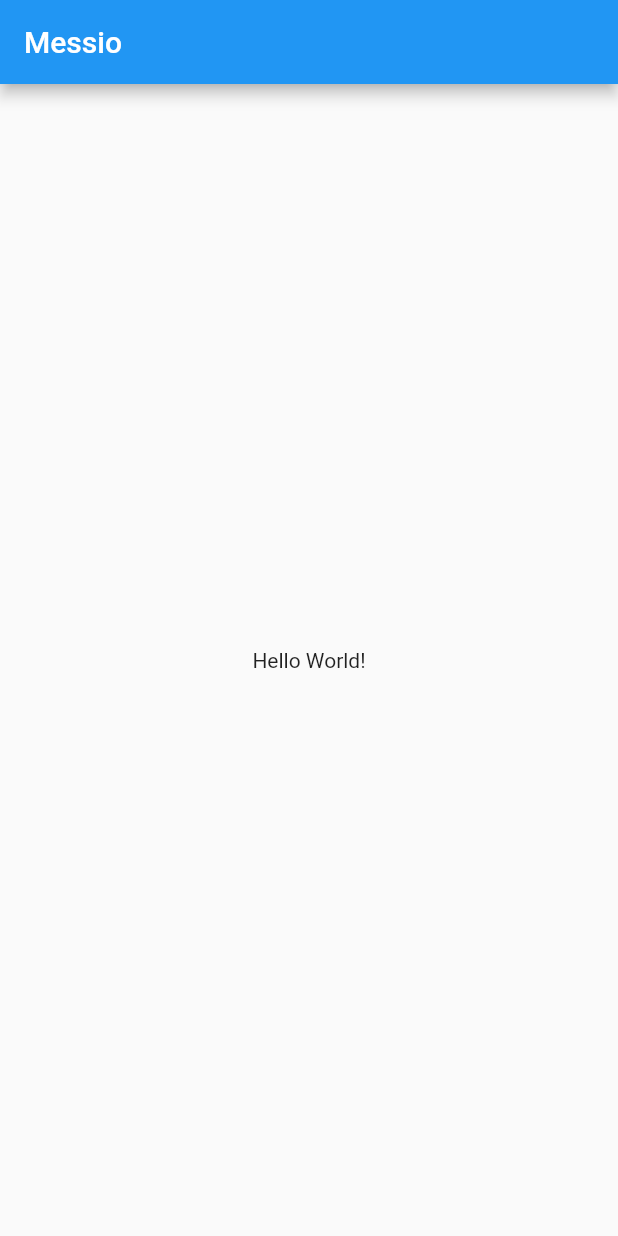
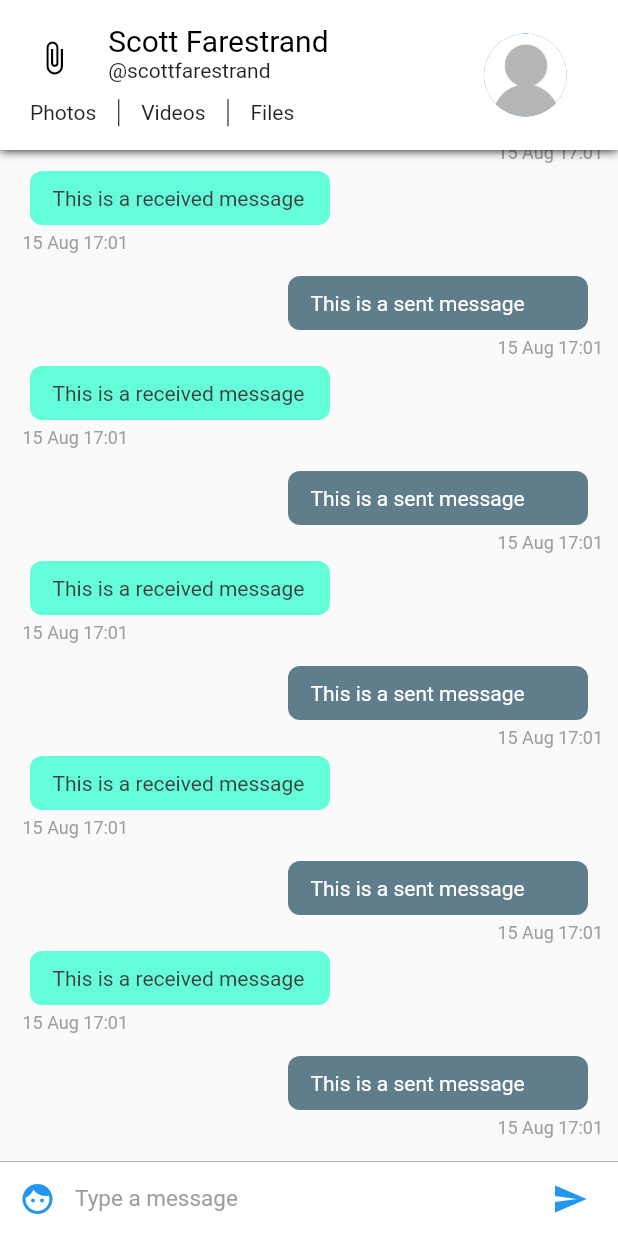
Before and after one commit to ScottFarestrand/random_reminder_2020, a Flutter app: the screen it shows after launch, on a phone screen of 412 x 824 dp. Run offline on Flutter 3.47's test engine with Material 2 defaults, Android fonts, the phone set to English and light mode, and no system bars.

Commit message:
#3 Completed Conversation Screen UI

```diff
--- /dev/null
+++ b/lib/config/Assets.dart
@@ -0,0 +1,3 @@
+class Assets {
+  static String user = 'assets/user.png';
+}
--- /dev/null
+++ b/lib/config/Palette.dart
@@ -0,0 +1,15 @@
+import 'package:flutter/material.dart';
+
+// Color palette for the app
+class Palette {
+  static Color primaryColor = Colors.blue;
+  static Color secondaryColor = Colors.black;
+  static Color primaryTextColor = Colors.black;
+  static Color secondaryTextColor = Colors.black87;
+  static Color primaryBackgroundColor = Colors.white;
+  static Color selfMessageBackgroundColor = Colors.blueGrey;
+  static Color otherMessageBackgroundColor = Colors.tealAccent;
+  static Color selfMessageColor = Colors.white;
+  static Color otherMessageColor = Color(0xff3f3f3f);
+  static Color greyColor = Colors.grey;
+}
--- a/lib/main.dart
+++ b/lib/main.dart
@@ -1,8 +1,9 @@
 import 'package:flutter/material.dart';
+import 'pages/ConversationPageList.dart';
 
-void main() => runApp(MyApp());
+void main() => runApp(Messio());
 
-class MyApp extends StatelessWidget {
+class Messio extends StatelessWidget {
   // This widget is the root of your application.
   @override
   Widget build(BuildContext context) {
@@ -11,32 +12,7 @@ class MyApp extends StatelessWidget {
       theme: ThemeData(
         primarySwatch: Colors.blue,
       ),
-      home: MyHomePage(title: 'Messio'),
+      home: ConversationPageList(),
     );
   }
 }
-
-class MyHomePage extends StatefulWidget {
-  MyHomePage({Key key, this.title}) : super(key: key);
-
-  final String title;
-
-  @override
-  _MyHomePageState createState() => _MyHomePageState();
-}
-
-class _MyHomePageState extends State<MyHomePage> {
-  @override
-  Widget build(BuildContext context) {
-    // The Flutter framework has been optimized to make rerunning build methods
-    // fast, so that you can just rebuild anything that needs updating rather
-    // than having to individually change instances of widgets.
-    return Scaffold(
-        appBar: AppBar(
-          // Here we take the value from the MyHomePage object that was created by
-          // the App.build method, and use it to set our appbar title.
-          title: Text(widget.title),
-        ),
-        body: Center(child: Text('Hello World!')));
-  }
-}
--- /dev/null
+++ b/lib/pages/ConversationPage.dart
@@ -0,0 +1,26 @@
+import 'package:flutter/material.dart';
+import 'package:messio/widgets/ChatAppBar.dart';
+import 'package:messio/widgets/ChatListWidget.dart';
+import 'package:messio/widgets/InputWidget.dart';
+
+class ConversationPage extends StatefulWidget {
+  @override
+  _ConversationPageState createState() => _ConversationPageState();
+}
+
+class _ConversationPageState extends State<ConversationPage> {
+  @override
+  Widget build(BuildContext context) {
+    return SafeArea(
+        child: Scaffold(
+            appBar: ChatAppBar(), // Custom app bar for chat screen
+            body: Stack(children: <Widget>[
+              Column(
+                children: <Widget>[
+                  ChatListWidget(), //Chat list
+                  InputWidget() // The input widget
+                ],
+              ),
+            ])));
+  }
+}
--- /dev/null
+++ b/lib/pages/ConversationPageList.dart
@@ -0,0 +1,20 @@
+import 'package:flutter/material.dart';
+import 'ConversationPage.dart';
+
+class ConversationPageList extends StatefulWidget {
+  @override
+  _ConversationPageListState createState() => _ConversationPageListState();
+}
+
+class _ConversationPageListState extends State<ConversationPageList> {
+  @override
+  Widget build(BuildContext context) {
+    return PageView(
+      children: <Widget>[
+        ConversationPage(),
+        ConversationPage(),
+        ConversationPage()
+      ],
+    );
+  }
+}
--- /dev/null
+++ b/lib/widgets/ChatAppBar.dart
@@ -0,0 +1,111 @@
+import 'package:flutter/material.dart';
+import 'package:messio/config/Assets.dart';
+import 'package:messio/config/Palette.dart';
+
+class ChatAppBar extends StatelessWidget implements PreferredSizeWidget {
+  final double height = 100;
+  @override
+  Widget build(BuildContext context) {
+    var textHeading = TextStyle(
+        color: Palette.primaryTextColor,
+        fontSize: 20); // Text style for the name
+    var textStyle = TextStyle(
+        color: Palette.secondaryTextColor); // Text style for everything else
+
+    double width =
+        MediaQuery.of(context).size.width; // calculate the screen width
+    return Material(
+        child: Container(
+            decoration: new BoxDecoration(boxShadow: [
+              //adds a shadow to the appbar
+              new BoxShadow(
+                color: Colors.black,
+                blurRadius: 5.0,
+              )
+            ]),
+            child: Container(
+                color: Palette.primaryBackgroundColor,
+                child: Row(children: <Widget>[
+                  Expanded(
+                      //we're dividing the appbar into 7 : 3 ratio. 7 is for content and 3 is for the display picture.
+                      flex: 7,
+                      child: Center(
+                          child: Column(
+                        mainAxisSize: MainAxisSize.min,
+                        children: <Widget>[
+                          Container(
+                              height: 70 - (width * .06),
+                              child: Row(
+                                crossAxisAlignment: CrossAxisAlignment.start,
+                                children: <Widget>[
+                                  Expanded(
+                                      flex: 2,
+                                      child: Center(
+                                          child: Icon(
+                                        Icons.attach_file,
+                                        color: Palette.secondaryColor,
+                                      ))),
+                                  Expanded(
+                                      flex: 6,
+                                      child: Container(
+                                          child: Column(
+                                        crossAxisAlignment:
+                                            CrossAxisAlignment.start,
+                                        mainAxisAlignment:
+                                            MainAxisAlignment.center,
+                                        mainAxisSize: MainAxisSize.min,
+                                        children: <Widget>[
+                                          Text('Scott Farestrand',
+                                              style: textHeading),
+                                          Text('@scottfarestrand',
+                                              style: textStyle)
+                                        ],
+                                      ))),
+                                ],
+                              )),
+                          //second row containing the buttons for media
+                          Container(
+                              height: 23,
+                              padding: EdgeInsets.fromLTRB(20, 5, 5, 0),
+                              child: Row(
+                                mainAxisAlignment: MainAxisAlignment.start,
+                                crossAxisAlignment: CrossAxisAlignment.center,
+                                children: <Widget>[
+                                  Text(
+                                    'Photos',
+                                    style: textStyle,
+                                  ),
+                                  VerticalDivider(
+                                    width: 30,
+                                    color: Palette.primaryTextColor,
+                                  ),
+                                  Text(
+                                    'Videos',
+                                    style: textStyle,
+                                  ),
+                                  VerticalDivider(
+                                    width: 30,
+                                    color: Palette.primaryTextColor,
+                                  ),
+                                  Text('Files', style: textStyle)
+                                ],
+                              )),
+                        ],
+                      ))),
+                  //This is the display picture
+                  Expanded(
+                      flex: 3,
+                      child: Container(
+                          child: Center(
+                              child: CircleAvatar(
+                        radius: (80 - (width * .06)) / 2,
+                        backgroundImage: Image.asset(
+                          Assets.user,
+                        ).image,
+                      )))),
+                ]))));
+  }
+
+  @override
+  Size get preferredSize => Size.fromHeight(height);
+}
--- /dev/null
+++ b/lib/widgets/ChatItemWidget.dart
@@ -0,0 +1,88 @@
+import 'package:flutter/material.dart';
+import 'package:messio/config/Palette.dart';
+import 'package:intl/intl.dart';
+
+class ChatItemWidget extends StatelessWidget {
+  var index;
+
+  ChatItemWidget(this.index);
+
+  @override
+  Widget build(BuildContext context) {
+    // TODO: implement build
+    if (index % 2 == 0) {
+      //This is the sent message. We'll later use data from firebase instead of index to determine the message is sent or received.
+      return Container(
+          child: Column(children: <Widget>[
+        Row(
+          children: <Widget>[
+            Container(
+              child: Text(
+                'This is a sent message',
+                style: TextStyle(color: Palette.selfMessageColor),
+              ),
+              padding: EdgeInsets.fromLTRB(15.0, 10.0, 15.0, 10.0),
+              width: 200.0,
+              decoration: BoxDecoration(
+                  color: Palette.selfMessageBackgroundColor,
+                  borderRadius: BorderRadius.circular(8.0)),
+              margin: EdgeInsets.only(right: 10.0),
+            )
+          ],
+          mainAxisAlignment:
+              MainAxisAlignment.end, // aligns the chatitem to right end
+        ),
+        Row(mainAxisAlignment: MainAxisAlignment.end, children: <Widget>[
+          Container(
+            child: Text(
+              DateFormat('dd MMM kk:mm')
+                  .format(DateTime.fromMillisecondsSinceEpoch(1565888474278)),
+              style: TextStyle(
+                  color: Palette.greyColor,
+                  fontSize: 12.0,
+                  fontStyle: FontStyle.normal),
+            ),
+            margin: EdgeInsets.only(left: 5.0, top: 5.0, bottom: 5.0),
+          )
+        ])
+      ]));
+    } else {
+      // This is a received message
+      return Container(
+        child: Column(
+          children: <Widget>[
+            Row(
+              children: <Widget>[
+                Container(
+                  child: Text(
+                    'This is a received message',
+                    style: TextStyle(color: Palette.otherMessageColor),
+                  ),
+                  padding: EdgeInsets.fromLTRB(15.0, 10.0, 15.0, 10.0),
+                  width: 200.0,
+                  decoration: BoxDecoration(
+                      color: Palette.otherMessageBackgroundColor,
+                      borderRadius: BorderRadius.circular(8.0)),
+                  margin: EdgeInsets.only(left: 10.0),
+                )
+              ],
+            ),
+            Container(
+              child: Text(
+                DateFormat('dd MMM kk:mm')
+                    .format(DateTime.fromMillisecondsSinceEpoch(1565888474278)),
+                style: TextStyle(
+                    color: Palette.greyColor,
+                    fontSize: 12.0,
+                    fontStyle: FontStyle.normal),
+              ),
+              margin: EdgeInsets.only(left: 5.0, top: 5.0, bottom: 5.0),
+            )
+          ],
+          crossAxisAlignment: CrossAxisAlignment.start,
+        ),
+        margin: EdgeInsets.only(bottom: 10.0),
+      );
+    }
+  }
+}
--- /dev/null
+++ b/lib/widgets/ChatListWidget.dart
@@ -0,0 +1,19 @@
+import 'package:flutter/material.dart';
+
+import 'ChatItemWidget.dart';
+
+class ChatListWidget extends StatelessWidget {
+  final ScrollController listScrollController = new ScrollController();
+  @override
+  Widget build(BuildContext context) {
+    // TODO: implement build
+    return Flexible(
+        child: ListView.builder(
+      padding: EdgeInsets.all(10.0),
+      itemBuilder: (context, index) => ChatItemWidget(index),
+      itemCount: 20,
+      reverse: true,
+      controller: listScrollController,
+    ));
+  }
+}
--- /dev/null
+++ b/lib/widgets/InputWidget.dart
@@ -0,0 +1,62 @@
+import 'package:flutter/material.dart';
+import 'package:messio/config/Palette.dart';
+
+class InputWidget extends StatelessWidget {
+  final TextEditingController textEditingController =
+      new TextEditingController();
+
+  @override
+  Widget build(BuildContext context) {
+    return Container(
+      child: Row(
+        children: <Widget>[
+          Material(
+            child: new Container(
+              margin: new EdgeInsets.symmetric(horizontal: 1.0),
+              child: new IconButton(
+                onPressed: () {},
+                icon: new Icon(Icons.face),
+                color: Palette.primaryColor,
+              ),
+            ),
+            color: Colors.white,
+          ),
+
+          // Text input
+          Flexible(
+            child: Container(
+              child: TextField(
+                style:
+                    TextStyle(color: Palette.primaryTextColor, fontSize: 15.0),
+                controller: textEditingController,
+                decoration: InputDecoration.collapsed(
+                  hintText: 'Type a message',
+                  hintStyle: TextStyle(color: Palette.greyColor),
+                ),
+              ),
+            ),
+          ),
+
+          // Send Message Button
+          Material(
+            child: new Container(
+              margin: new EdgeInsets.symmetric(horizontal: 8.0),
+              child: new IconButton(
+                icon: new Icon(Icons.send),
+                onPressed: () => {},
+                color: Palette.primaryColor,
+              ),
+            ),
+            color: Colors.white,
+          ),
+        ],
+      ),
+      width: double.infinity,
+      height: 50.0,
+      decoration: new BoxDecoration(
+          border: new Border(
+              top: new BorderSide(color: Palette.greyColor, width: 0.5)),
+          color: Colors.white),
+    );
+  }
+}
--- a/pubspec.yaml
+++ b/pubspec.yaml
@@ -19,6 +19,7 @@ environment:
 dependencies:
   flutter:
     sdk: flutter
+  intl: ^0.15.8
 
   # The following adds the Cupertino Icons font to your application.
   # Use with the CupertinoIcons class for iOS style icons.
@@ -34,7 +35,8 @@ dev_dependencies:
 
 # The following section is specific to Flutter.
 flutter:
-
+  assets:
+    - assets/
   # The following line ensures that the Material Icons font is
   # included with your application, so that you can use the icons in
   # the material Icons class.
```
Also changed, not shown: assets/user.png (added), pubspec.lock, 1 other file.
